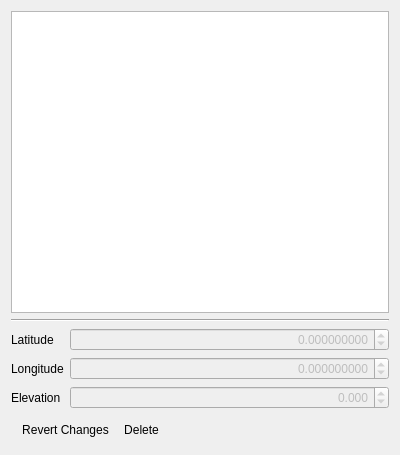
Above: gui/GroundControlPointsView.ui from Kitware/TeleSculptor before the change. Below: the same form after it.
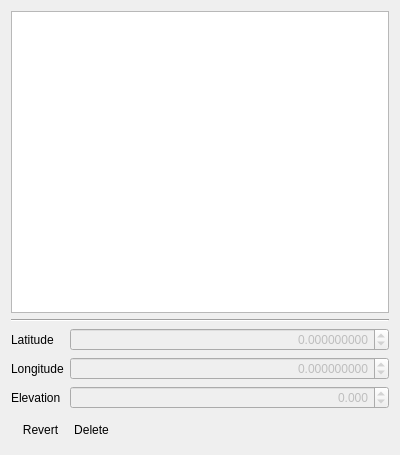
That is the form after the change. Icons and pictures are not drawn.

What changed in the file:
```diff
--- a/gui/GroundControlPointsView.ui
+++ b/gui/GroundControlPointsView.ui
@@ -181,6 +181,12 @@
    <property name="text">
     <string>&amp;Revert Changes</string>
    </property>
+   <property name="iconText">
+    <string>Revert</string>
+   </property>
+   <property name="toolTip">
+    <string>Revert user changes to the active point</string>
+   </property>
   </action>
   <action name="actionDelete">
    <property name="icon">
@@ -188,7 +194,13 @@
      <normaloff>:/icons/16x16/delete</normaloff>:/icons/16x16/delete</iconset>
    </property>
    <property name="text">
-    <string>&amp;Delete</string>
+    <string>&amp;Delete Point</string>
+   </property>
+   <property name="iconText">
+    <string>Delete</string>
+   </property>
+   <property name="toolTip">
+    <string>Delete the active point</string>
    </property>
   </action>
  </widget>
```
